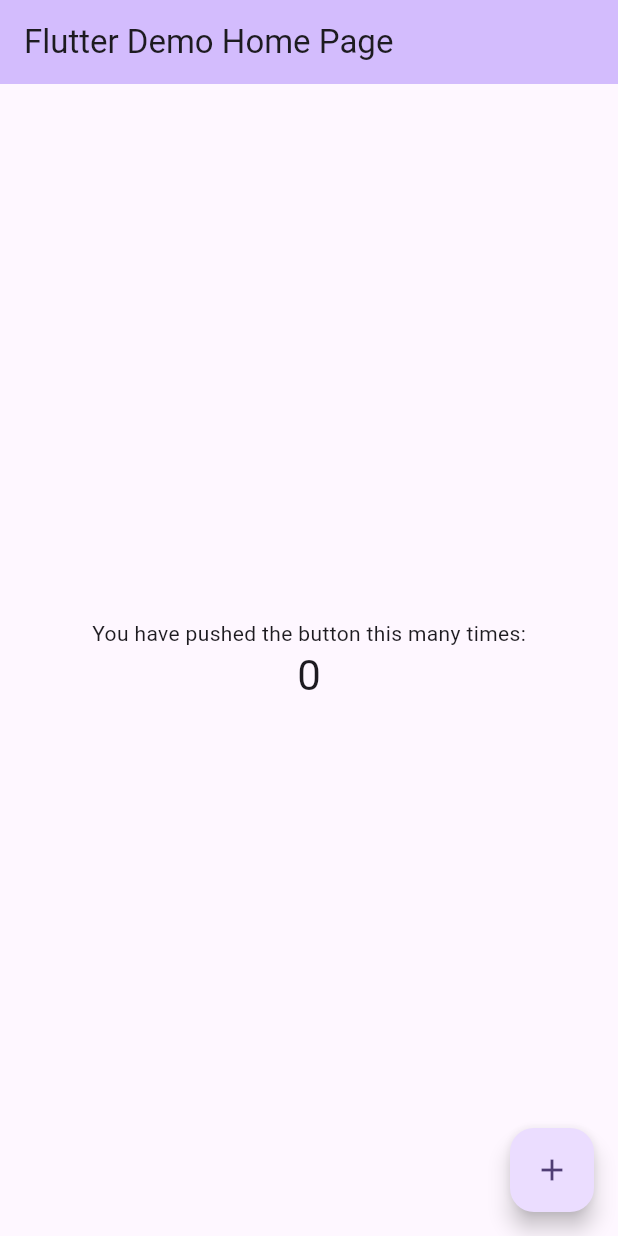
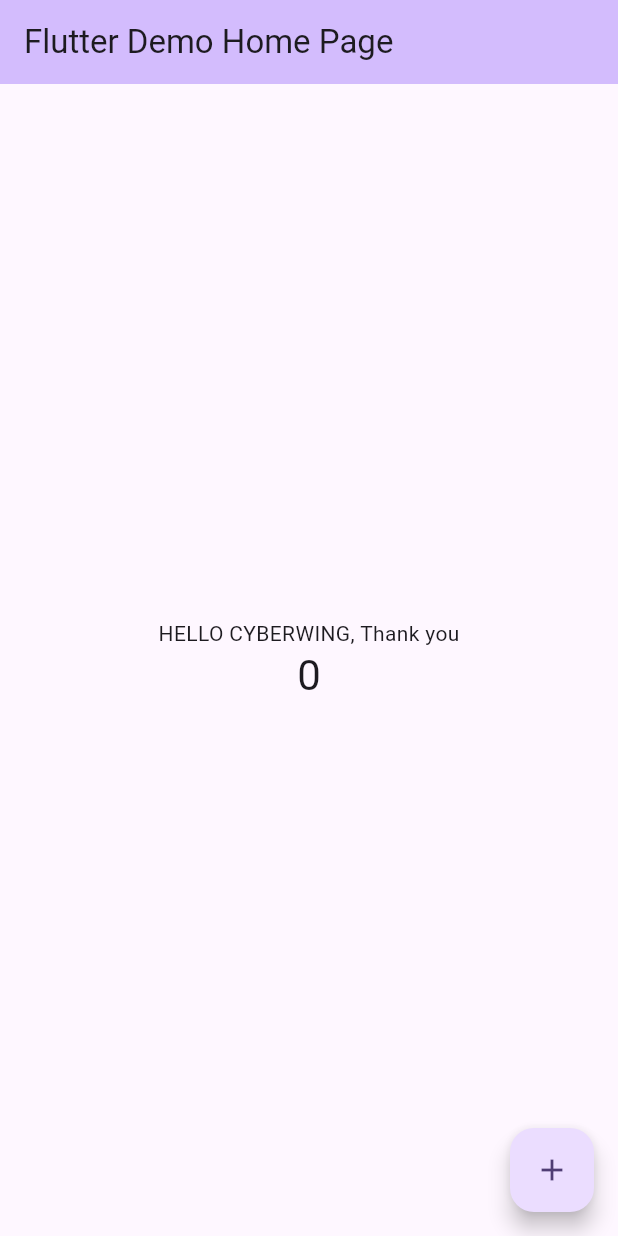
Before and after one commit to hs-dev1/cyberwing, a Flutter app: the screen it shows after launch, on a phone screen of 412 x 824 dp. Run offline on Flutter 3.47's test engine with Material 3 defaults, Android fonts, the phone set to English and light mode, and no system bars.

Commit message:
changes into main.dart file

```diff
--- a/project/lib/main.dart
+++ b/project/lib/main.dart
@@ -3,6 +3,8 @@ import 'package:flutter/material.dart';
 void main() {
   runApp(const MyApp());
 }
+
+
 
 class MyApp extends StatelessWidget {
   const MyApp({super.key});
@@ -106,7 +108,7 @@ class _MyHomePageState extends State<MyHomePage> {
           mainAxisAlignment: MainAxisAlignment.center,
           children: <Widget>[
             const Text(
-              'You have pushed the button this many times:',
+              'HELLO CYBERWING, Thank you',
             ),
             Text(
               '$_counter',
```
